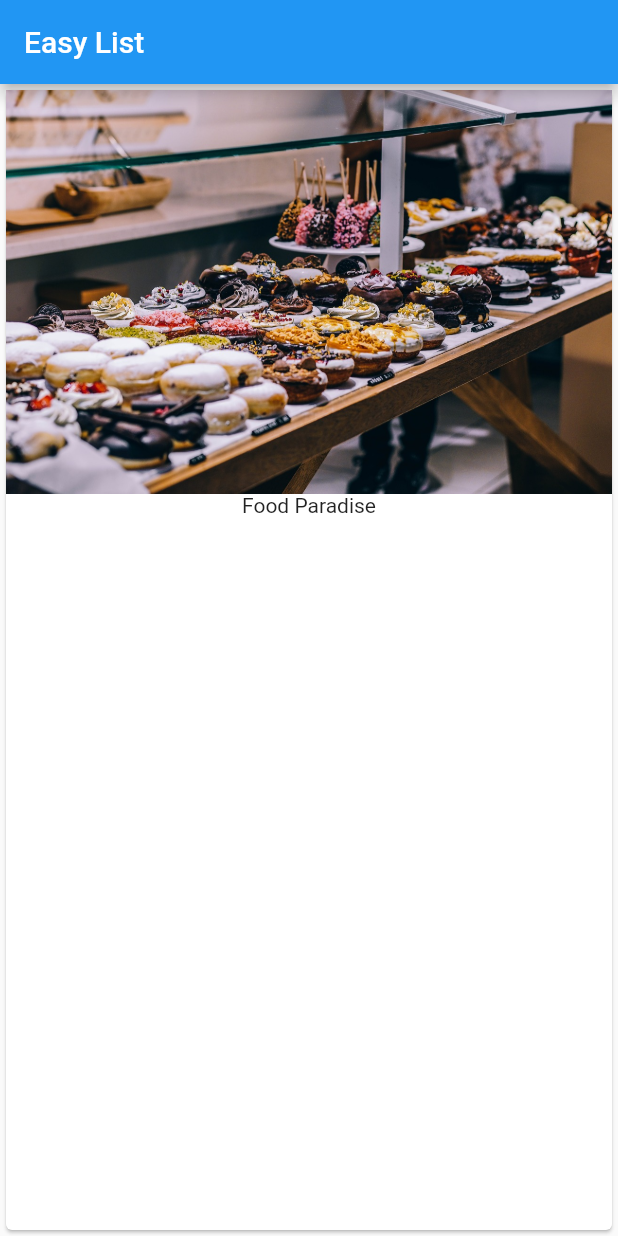
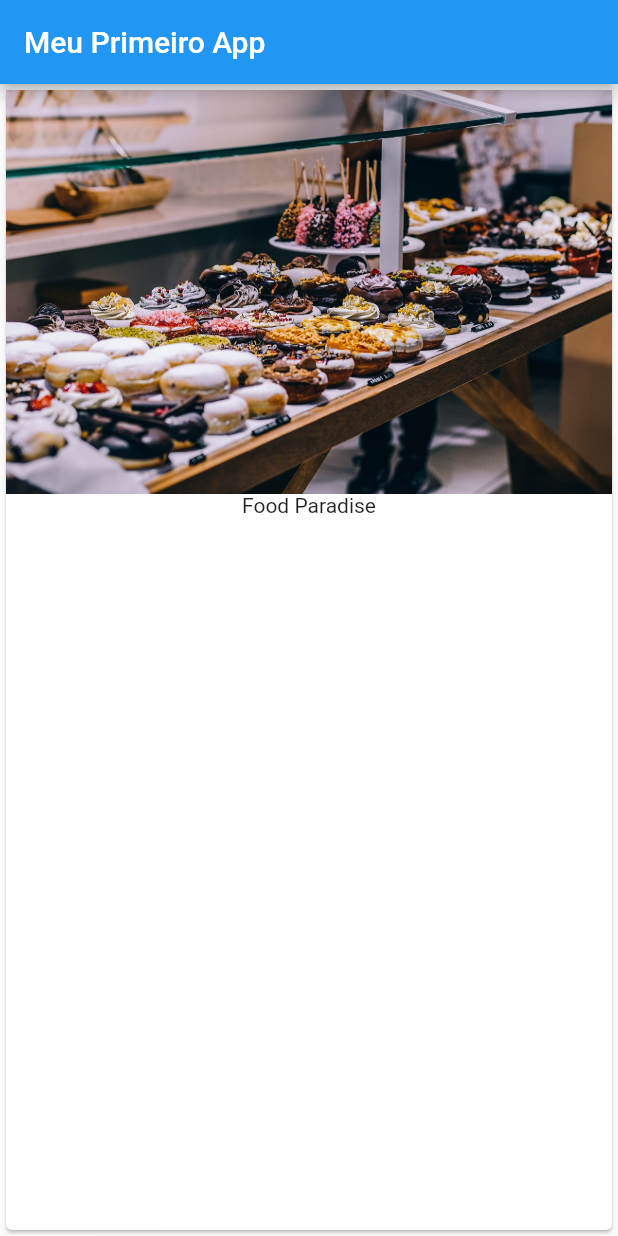
Before and after one commit to 1brt/flutter_app, a Flutter app: the screen it shows after launch, on a phone screen of 412 x 824 dp. Run offline on Flutter 3.47's test engine with Material 2 defaults, Android fonts, the phone set to English and light mode, and no system bars.

Commit message:
Alterado título do aplicativo.

```diff
--- a/lib/main.dart
+++ b/lib/main.dart
@@ -8,7 +8,7 @@ class MyApp extends StatelessWidget {
     return MaterialApp(
       home: Scaffold(
         appBar: AppBar(
-          title: Text('Easy List'),
+          title: Text('Meu Primeiro App'),
         ),
         body: Card(
           child: Column(
```
